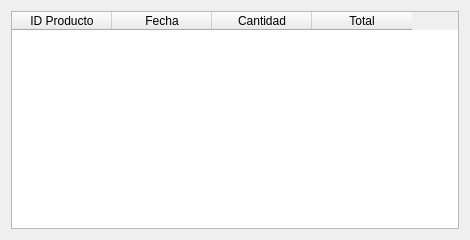
This is parte17/proyecto0/inventario/ex2_reporte_top_5.ui in Fhernd/Python-CursoV2 as Qt 5 draws it before an edit. The edited form follows.
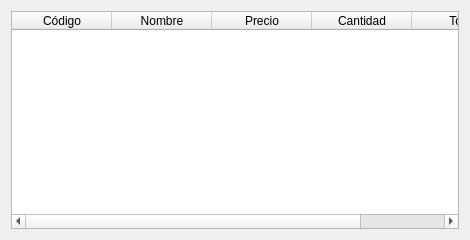
This is the edited form.

Commit message:
Python Curso V2: 615 Visualización del Reporte de Top 5 Productos Más Vendidos - QTableWidgetItem
Visualización del Reporte de Top 5 Productos Más Vendidos - QTableWidgetItem con el lenguaje de programación Python.

What changed in the file:
```diff
--- a/parte17/proyecto0/inventario/ex2_reporte_top_5.ui
+++ b/parte17/proyecto0/inventario/ex2_reporte_top_5.ui
@@ -32,12 +32,17 @@
       <widget class="QTableWidget" name="tbl_top_5">
        <column>
         <property name="text">
-         <string>ID Producto</string>
+         <string>Código</string>
         </property>
        </column>
        <column>
         <property name="text">
-         <string>Fecha</string>
+         <string>Nombre</string>
+        </property>
+       </column>
+       <column>
+        <property name="text">
+         <string>Precio</string>
         </property>
        </column>
        <column>
```
The commit also changes 3 other files.
